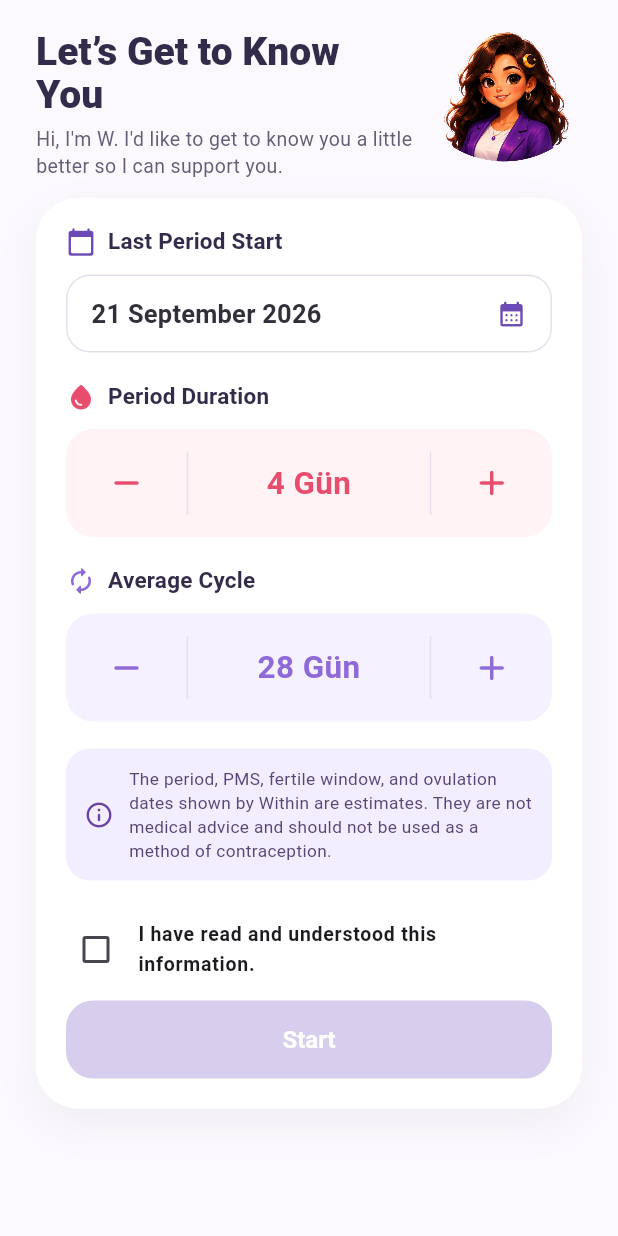
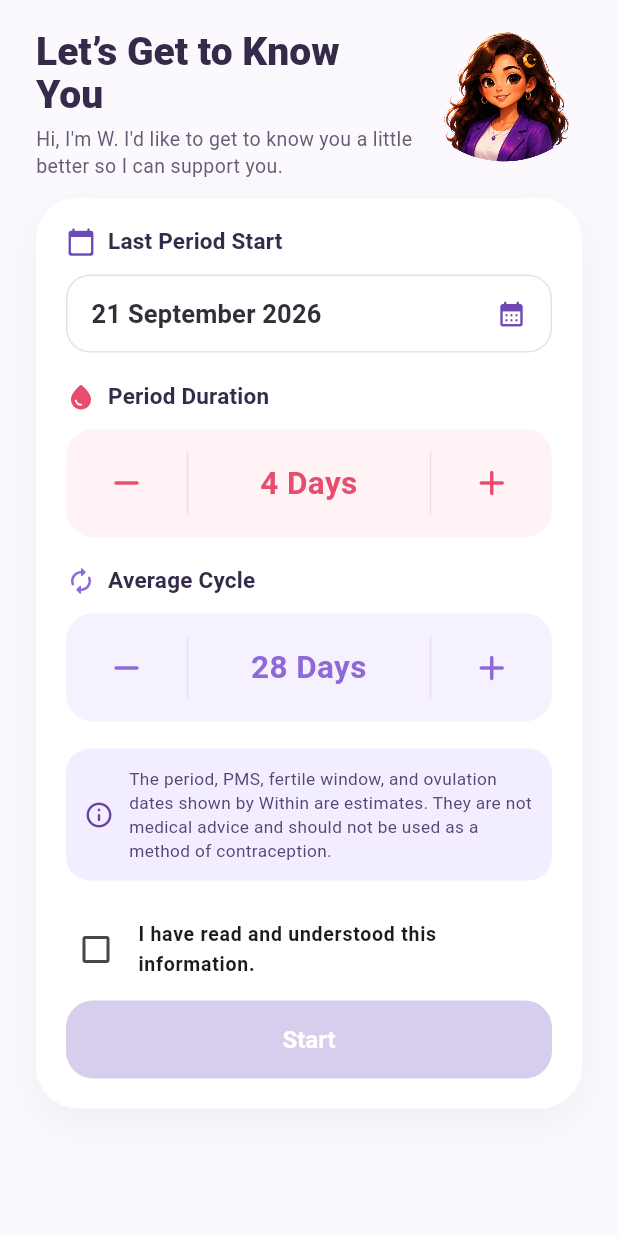
Before and after one commit to busrafenerci/test, a Flutter app: the SetupScreen screen opened directly, on a phone screen of 412 x 824 dp. Run offline on Flutter 3.47's test engine with Material 3 defaults, Android fonts, the phone set to English and light mode, and no system bars; our stand-ins replace shared_preferences; accounts and stored records are empty.

Commit message:
Complete Within v1.0

```diff
--- a/lib/widgets/number_picker.dart
+++ b/lib/widgets/number_picker.dart
@@ -1,4 +1,5 @@
 import 'package:flutter/material.dart';
+import 'package:within/l10n/app_localizations.dart';
 
 import '../theme/app_colors.dart';
 
@@ -9,7 +10,7 @@ class NumberPicker extends StatelessWidget {
   final ValueChanged<int> onChanged;
   final Color color;
   final Color backgroundColor;
-  final String suffix;
+  final String? suffix;
   final String Function(int value)? valueFormatter;
 
   const NumberPicker({
@@ -20,16 +21,24 @@ class NumberPicker extends StatelessWidget {
     required this.onChanged,
     this.color = AppColors.primary,
     this.backgroundColor = AppColors.primaryLight,
-    this.suffix = 'Gün',
+    this.suffix,
     this.valueFormatter,
   });
 
   @override
   Widget build(BuildContext context) {
+    final l10n = AppLocalizations.of(context)!;
+
     final canDecrease = value > minValue;
     final canIncrease = value < maxValue;
+
+    final localizedSuffix = suffix ??
+        (value == 1
+            ? l10n.daySingular
+            : l10n.dayPlural);
+
     final displayValue =
-        valueFormatter?.call(value) ?? '$value $suffix';
+        valueFormatter?.call(value) ?? '$value $localizedSuffix';
 
     return Container(
       height: 72,
```
